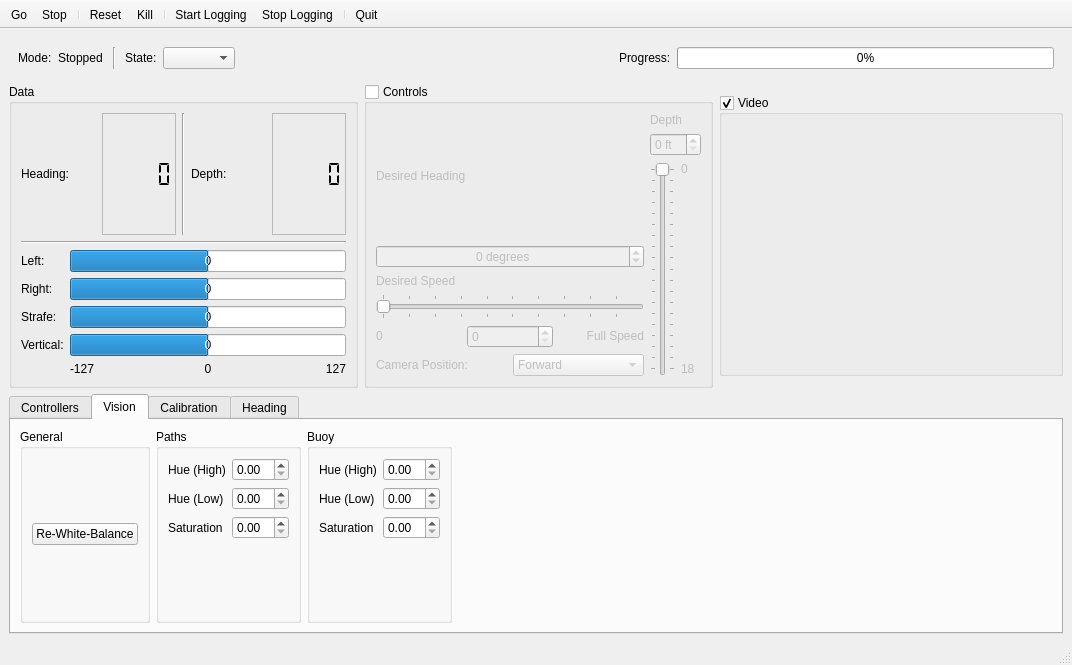
The window that dashboard/dashboard.ui (mtboswell/mtboswell-auvc2) describes before a commit, drawn with Qt 5.
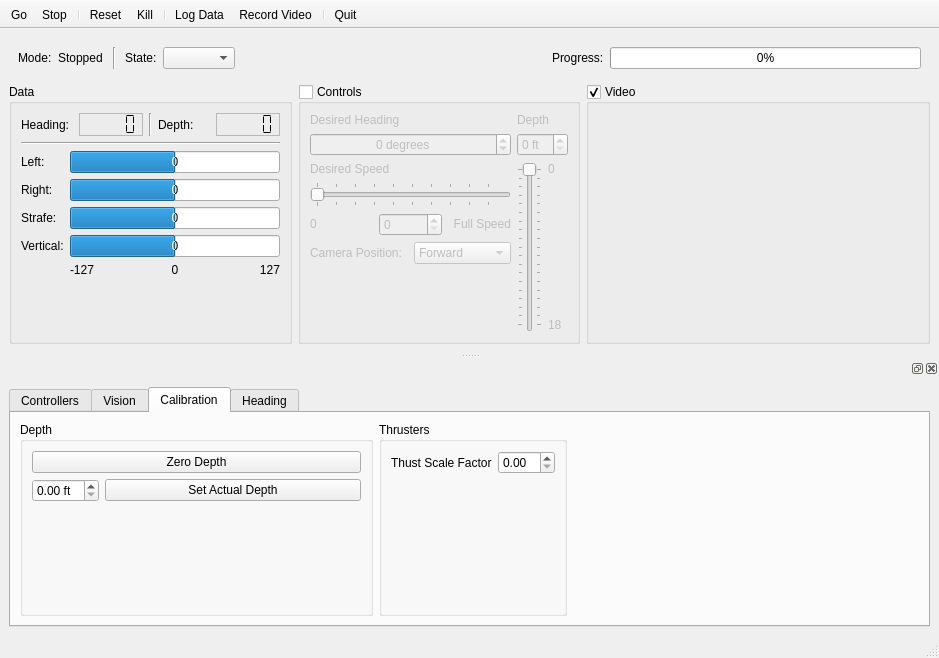
The same window after the commit. The open tabs and pages were chosen to show the change. Custom widgets are drawn as their Qt base class.

Commit message: Depth Calibration, Video Record Button

Patch:
```diff
--- a/dashboard/dashboard.ui
+++ b/dashboard/dashboard.ui
@@ -6,8 +6,8 @@
    <rect>
     <x>0</x>
     <y>0</y>
-    <width>1072</width>
-    <height>665</height>
+    <width>939</width>
+    <height>658</height>
    </rect>
   </property>
   <property name="sizePolicy">
@@ -321,6 +321,19 @@
            </item>
           </layout>
          </item>
+         <item>
+          <spacer name="verticalSpacer_2">
+           <property name="orientation">
+            <enum>Qt::Vertical</enum>
+           </property>
+           <property name="sizeHint" stdset="0">
+            <size>
+             <width>20</width>
+             <height>40</height>
+            </size>
+           </property>
+          </spacer>
+         </item>
         </layout>
        </widget>
       </item>
@@ -420,6 +433,12 @@
           <layout class="QVBoxLayout" name="desiredHeadingSpeedVerticalLayout">
            <item>
             <widget class="QLabel" name="desiredHeadingLabel">
+             <property name="sizePolicy">
+              <sizepolicy hsizetype="Preferred" vsizetype="Fixed">
+               <horstretch>0</horstretch>
+               <verstretch>0</verstretch>
+              </sizepolicy>
+             </property>
              <property name="text">
               <string>Desired Heading</string>
              </property>
@@ -557,6 +576,19 @@
              </item>
             </layout>
            </item>
+           <item>
+            <spacer name="verticalSpacer">
+             <property name="orientation">
+              <enum>Qt::Vertical</enum>
+             </property>
+             <property name="sizeHint" stdset="0">
+              <size>
+               <width>20</width>
+               <height>40</height>
+              </size>
+             </property>
+            </spacer>
+           </item>
           </layout>
          </item>
         </layout>
@@ -604,8 +636,50 @@
       </item>
      </layout>
     </item>
+   </layout>
+  </widget>
+  <widget class="QStatusBar" name="statusbar"/>
+  <widget class="QToolBar" name="toolBar">
+   <property name="windowTitle">
+    <string>toolBar</string>
+   </property>
+   <property name="movable">
+    <bool>false</bool>
+   </property>
+   <property name="floatable">
+    <bool>false</bool>
+   </property>
+   <attribute name="toolBarArea">
+    <enum>TopToolBarArea</enum>
+   </attribute>
+   <attribute name="toolBarBreak">
+    <bool>false</bool>
+   </attribute>
+   <addaction name="actionGo"/>
+   <addaction name="actionStop"/>
+   <addaction name="separator"/>
+   <addaction name="actionReset"/>
+   <addaction name="actionKill"/>
+   <addaction name="separator"/>
+   <addaction name="actionLogData"/>
+   <addaction name="actionRecord_Video"/>
+   <addaction name="separator"/>
+   <addaction name="actionQuit"/>
+  </widget>
+  <widget class="QDockWidget" name="settingsDockWidget">
+   <property name="autoFillBackground">
+    <bool>true</bool>
+   </property>
+   <property name="allowedAreas">
+    <set>Qt::BottomDockWidgetArea|Qt::TopDockWidgetArea</set>
+   </property>
+   <attribute name="dockWidgetArea">
+    <number>8</number>
+   </attribute>
+   <widget class="QWidget" name="dockWidgetContents_3">
+    <layout class="QHBoxLayout" name="horizontalLayout_11">
     <item>
-     <widget class="QTabWidget" name="pathSaturationSpinBox">
+      <widget class="QTabWidget" name="tabContainer">
       <property name="sizePolicy">
        <sizepolicy hsizetype="Expanding" vsizetype="Minimum">
         <horstretch>0</horstretch>
@@ -1094,7 +1168,7 @@
             </widget>
            </item>
            <item row="2" column="1">
-            <widget class="QDoubleSpinBox" name="pathSaturationSpinBox_2"/>
+             <widget class="QDoubleSpinBox" name="pathSaturationSpinBox"/>
            </item>
           </layout>
          </widget>
@@ -1163,12 +1237,24 @@
        <layout class="QHBoxLayout" name="horizontalLayout_9">
         <item>
          <widget class="QGroupBox" name="groupBox_12">
+           <property name="sizePolicy">
+            <sizepolicy hsizetype="MinimumExpanding" vsizetype="MinimumExpanding">
+             <horstretch>0</horstretch>
+             <verstretch>0</verstretch>
+            </sizepolicy>
+           </property>
           <property name="title">
            <string>Depth</string>
           </property>
           <layout class="QVBoxLayout" name="verticalLayout_3">
            <item>
             <widget class="QPushButton" name="zeroDepthPushButton">
+              <property name="sizePolicy">
+               <sizepolicy hsizetype="Preferred" vsizetype="Fixed">
+                <horstretch>0</horstretch>
+                <verstretch>0</verstretch>
+               </sizepolicy>
+              </property>
              <property name="text">
               <string>Zero Depth</string>
              </property>
@@ -1223,6 +1309,19 @@
           </layout>
          </widget>
         </item>
+         <item>
+          <spacer name="horizontalSpacer_4">
+           <property name="orientation">
+            <enum>Qt::Horizontal</enum>
+           </property>
+           <property name="sizeHint" stdset="0">
+            <size>
+             <width>40</width>
+             <height>20</height>
+            </size>
+           </property>
+          </spacer>
+         </item>
        </layout>
       </widget>
       <widget class="QWidget" name="tab_3">
@@ -1239,33 +1338,6 @@
     </item>
    </layout>
   </widget>
-  <widget class="QStatusBar" name="statusbar"/>
-  <widget class="QToolBar" name="toolBar">
-   <property name="windowTitle">
-    <string>toolBar</string>
-   </property>
-   <property name="movable">
-    <bool>false</bool>
-   </property>
-   <property name="floatable">
-    <bool>false</bool>
-   </property>
-   <attribute name="toolBarArea">
-    <enum>TopToolBarArea</enum>
-   </attribute>
-   <attribute name="toolBarBreak">
-    <bool>false</bool>
-   </attribute>
-   <addaction name="actionGo"/>
-   <addaction name="actionStop"/>
-   <addaction name="separator"/>
-   <addaction name="actionReset"/>
-   <addaction name="actionKill"/>
-   <addaction name="separator"/>
-   <addaction name="actionStart_Logging"/>
-   <addaction name="actionStop_Logging"/>
-   <addaction name="separator"/>
-   <addaction name="actionQuit"/>
   </widget>
   <action name="actionQuit">
    <property name="checkable">
@@ -1300,14 +1372,12 @@
     <string>Kill</string>
    </property>
   </action>
-  <action name="actionStart_Logging">
-   <property name="text">
-    <string>Start Logging</string>
+  <action name="actionLogData">
+   <property name="checkable">
+    <bool>true</bool>
    </property>
-  </action>
-  <action name="actionStop_Logging">
    <property name="text">
-    <string>Stop Logging</string>
+    <string>Log Data</string>
    </property>
   </action>
   <action name="actionReset">
@@ -1315,6 +1385,14 @@
     <string>Reset</string>
    </property>
   </action>
+  <action name="actionRecord_Video">
+   <property name="checkable">
+    <bool>true</bool>
+   </property>
+   <property name="text">
+    <string>Record Video</string>
+   </property>
+  </action>
  </widget>
  <customwidgets>
   <customwidget>
```
Left out of the diff: 25 changed lines with no effect on the pictures. Lines whose indentation alone changed are shown as unchanged. The commit also changes 12 other files.
